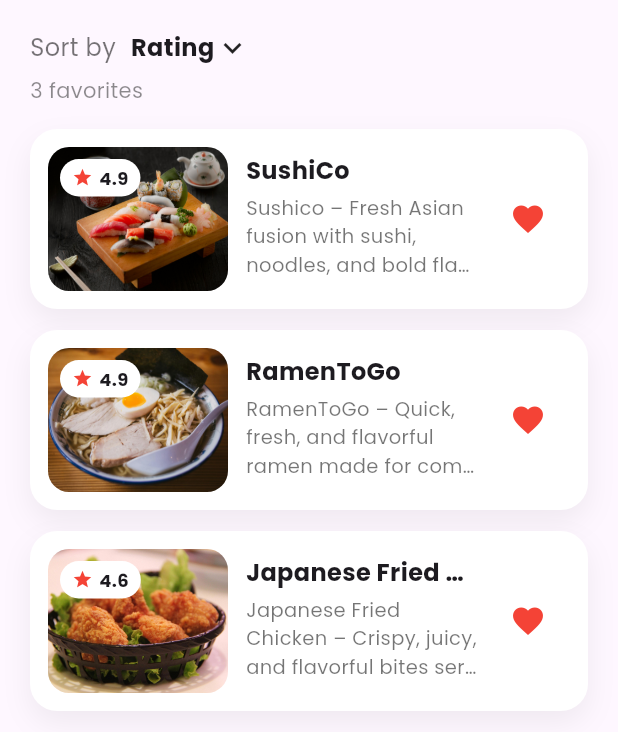
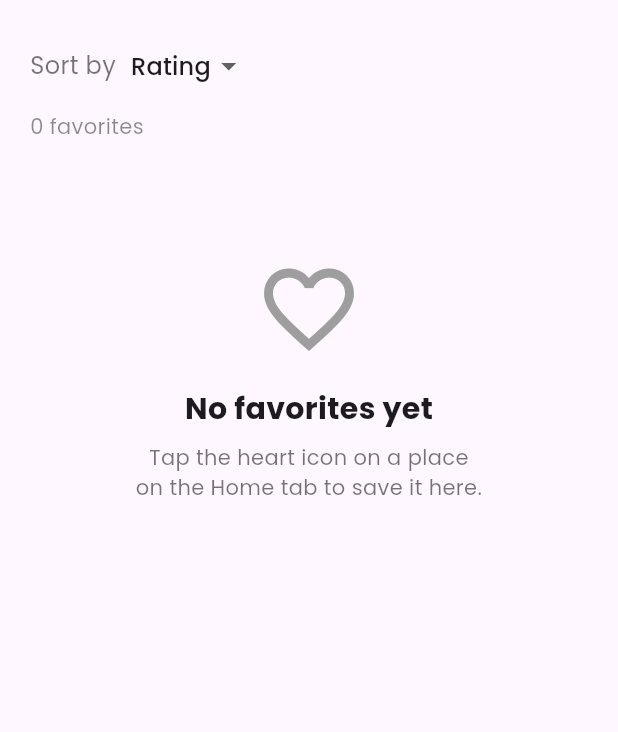
Before and after one commit to taha-kahya/cs310-group11, a Flutter app: the FavoritesPage widget shown alone on an empty page, opened directly, on a phone screen of 412 x 824 dp. Shown: the top 732 px of the screen. Run offline on Flutter 3.47's test engine with Material 3 defaults, Android fonts, the light colour scheme and no system bars; network calls fail.

Commit message:
feat: connect home and favorites pages

```diff
--- a/lib/main.dart
+++ b/lib/main.dart
@@ -4,7 +4,6 @@ import 'package:locai/pages/signIn/sign_in_page.dart';
 import 'package:locai/pages/signUp/sign_up_page.dart';
 import 'package:locai/pages/placeDetails/place_details_page.dart';
 import 'package:locai/pages/settings/settings_page.dart';
-import 'package:locai/pages/noPlacesFound/no_places_found_page.dart';
 import 'package:locai/pages/recentSearches/recent_searches_page.dart';
 import 'package:locai/pages/giveFeedback/give_feedback_page.dart';
 import 'package:locai/pages/reportBug/report_bug_page.dart';
--- a/lib/pages/favorites/favorites_page.dart
+++ b/lib/pages/favorites/favorites_page.dart
@@ -1,4 +1,6 @@
 import 'package:flutter/material.dart';
+import 'package:locai/widgets/place_card.dart';
+import 'package:locai/state/favorites_state.dart';
 
 class FavoritesPage extends StatefulWidget {
   const FavoritesPage({super.key});
@@ -8,198 +10,139 @@ class FavoritesPage extends StatefulWidget {
 }
 
 class _FavoritesPageState extends State<FavoritesPage> {
+  String _selectedSort = "Rating";
+
+  List<Place> _sortFavorites(List<Place> list) {
+    final sorted = List<Place>.from(list);
+
+    if (_selectedSort == "Rating") {
+      sorted.sort((a, b) => b.rating.compareTo(a.rating)); // High → Low
+    } else if (_selectedSort == "Name") {
+      sorted.sort((a, b) => a.name.compareTo(b.name)); // A → Z
+    }
+
+    return sorted;
+  }
+
   @override
   Widget build(BuildContext context) {
-    // Dışarıdaki MainShell zaten Scaffold + AppBar + BottomNav veriyor,
-    // o yüzden burada SADECE içerik var.
+    return ValueListenableBuilder<List<Place>>(
+      valueListenable: FavoritesState.instance.favorites,
+      builder: (context, favorites, _) {
+        final sortedFavorites = _sortFavorites(favorites);
+
         return ListView(
           padding: const EdgeInsets.fromLTRB(20, 20, 20, 20),
+          children: [
+            _SortRow(
+              selectedSort: _selectedSort,
+              onSortChanged: (value) {
+                setState(() {
+                  _selectedSort = value;
+                });
+              },
+            ),
+
+            const SizedBox(height: 6),
+
+            Text(
+              '${sortedFavorites.length} favorites',
+              style: const TextStyle(color: Colors.black45),
+            ),
+
+            const SizedBox(height: 16),
+
+            if (sortedFavorites.isEmpty)
+              Center(
+                child: Padding(
+                  padding: const EdgeInsets.only(top: 60),
+                  child: Column(
+                    mainAxisSize: MainAxisSize.min,
                     children: const [
-        _SortRow(),
-        SizedBox(height: 6),
-        Text(
-          '3 favorites',
-          style: TextStyle(color: Colors.black45),
+                      Icon(
+                        Icons.favorite_border,
+                        size: 72,
+                        color: Colors.grey,
                       ),
                       SizedBox(height: 16),
+                      Text(
+                        'No favorites yet',
+                        style: TextStyle(
+                          fontSize: 20,
+                          fontWeight: FontWeight.w600,
+                        ),
+                      ),
+                      SizedBox(height: 8),
+                      Text(
+                        'Tap the heart icon on a place\non the Home tab to save it here.',
+                        textAlign: TextAlign.center,
+                        style: TextStyle(
+                          fontSize: 14,
+                          color: Colors.black54,
+                          height: 1.4,
+                        ),
+                      ),
+                    ],
+                  ),
+                ),
+              )
+            else
+              for (int i = 0; i < sortedFavorites.length; i++)
+                PlaceCard(
+                  place: sortedFavorites[i],
+                  isInitiallyFavorite: true,
+                  onFavoriteChanged: (isFavorite) {
+                    if (!isFavorite) {
+                      FavoritesState.instance
+                          .setFavorite(sortedFavorites[i], false);
+                    }
+                  },
+                ),
+          ],
+        );
+      },
+    );
+  }
+}
 
-        // 3 tane kart (assets/images içindeki fotolar kullanılıyor)
-        FavoriteItemCard(
-          imagePath: 'assets/images/temp_image_1.jpg',
-          rating: 4.9,
-          title: 'SushiCo',
-          description:
-          'Sushico – Fresh Asian fusion with sushi, noodles, and bold flavors served in a modern, cozy setting.',
+class _SortRow extends StatelessWidget {
+  final String selectedSort;
+  final ValueChanged<String> onSortChanged;
+
+  const _SortRow({
+    required this.selectedSort,
+    required this.onSortChanged,
+  });
+
+  @override
+  Widget build(BuildContext context) {
+    return Row(
+      crossAxisAlignment: CrossAxisAlignment.center,
+      children: [
+        const Text(
+          'Sort by',
+          style: TextStyle(color: Colors.black54, fontSize: 16),
         ),
-        SizedBox(height: 14),
-        FavoriteItemCard(
-          imagePath: 'assets/images/temp_image_2.jpg',
-          rating: 4.9,
-          title: 'RamenToGo',
-          description:
-          'RamenToGo – Quick, fresh, and flavorful ramen made for comfort on the go.',
+        const SizedBox(width: 10),
+
+        DropdownButton<String>(
+          value: selectedSort,
+          items: const [
+            DropdownMenuItem(
+              value: "Rating",
+              child: Text("Rating"),
             ),
-        SizedBox(height: 14),
-        FavoriteItemCard(
-          imagePath: 'assets/images/temp_image_3.jpg',
-          rating: 4.6,
-          title: 'Japanese Fried Chicken',
-          description:
-          'Japanese Fried Chicken – Crispy, juicy, and flavorful bites served in a comfy, quiet place with convenient charging outlets.',
+            DropdownMenuItem(
+              value: "Name",
+              child: Text("Name"),
+            ),
+          ],
+          underline: const SizedBox(),
+          onChanged: (value) {
+            if (value != null) onSortChanged(value);
+          },
         ),
       ],
     );
   }
 }
-
-// --------- "Sort by  Rating ▼" satırı ----------
-class _SortRow extends StatelessWidget {
-  const _SortRow();
-
-  @override
-  Widget build(BuildContext context) {
-    return Row(
-      crossAxisAlignment: CrossAxisAlignment.center,
-      children: const [
-        Text(
-          'Sort by',
-          style: TextStyle(color: Colors.black54, fontSize: 16),
-        ),
-        SizedBox(width: 10),
-        Text(
-          'Rating',
-          style: TextStyle(
-            fontSize: 16,
-            fontWeight: FontWeight.w600,
-          ),
-        ),
-        Icon(Icons.keyboard_arrow_down),
-      ],
-    );
-  }
-}
-
-// --------- Kart widget'ı ----------
-class FavoriteItemCard extends StatelessWidget {
-  final String imagePath;
-  final double rating;
-  final String title;
-  final String description;
-
-  const FavoriteItemCard({
-    super.key,
-    required this.imagePath,
-    required this.rating,
-    required this.title,
-    required this.description,
-  });
-
-  @override
-  Widget build(BuildContext context) {
-    return Container(
-      height: 120,
-      decoration: BoxDecoration(
-        color: Colors.white,
-        borderRadius: BorderRadius.circular(18),
-        boxShadow: [
-          BoxShadow(
-            color: Colors.black.withOpacity(0.06),
-            blurRadius: 16,
-            offset: const Offset(0, 8),
-          ),
-        ],
-      ),
-      child: Row(
-        children: [
-          // Sol taraf: foto + rating rozeti
-          Padding(
-            padding: const EdgeInsets.all(12),
-            child: Stack(
-              children: [
-                ClipRRect(
-                  borderRadius: BorderRadius.circular(14),
-                  child: Image.asset(
-                    imagePath,
-                    width: 120,
-                    height: 96,
-                    fit: BoxFit.cover,
-                  ),
-                ),
-                Positioned(
-                  top: 8,
-                  left: 8,
-                  child: Container(
-                    padding: const EdgeInsets.symmetric(
-                      horizontal: 8,
-                      vertical: 4,
-                    ),
-                    decoration: BoxDecoration(
-                      color: Colors.white,
-                      borderRadius: BorderRadius.circular(999),
-                    ),
-                    child: Row(
-                      children: [
-                        const Icon(Icons.star, size: 14, color: Colors.red),
-                        const SizedBox(width: 4),
-                        Text(
-                          rating.toStringAsFixed(1),
-                          style: const TextStyle(
-                            fontWeight: FontWeight.w700,
-                            fontSize: 12,
-                          ),
-                        ),
-                      ],
-                    ),
-                  ),
-                ),
-              ],
-            ),
-          ),
-
-          // Sağ taraf: başlık + açıklama
-          Expanded(
-            child: Padding(
-              padding:
-              const EdgeInsets.only(right: 8, top: 16, bottom: 16),
-              child: Column(
-                crossAxisAlignment: CrossAxisAlignment.start,
-                children: [
-                  Text(
-                    title,
-                    maxLines: 1,
-                    overflow: TextOverflow.ellipsis,
-                    style: const TextStyle(
-                      fontWeight: FontWeight.w700,
-                      fontSize: 16,
-                    ),
-                  ),
-                  const SizedBox(height: 4),
-                  Expanded(
-                    child: Text(
-                      description,
-                      maxLines: 3,
-                      overflow: TextOverflow.ellipsis,
-                      style: const TextStyle(
-                        color: Colors.black54,
-                        fontSize: 13,
-                      ),
-                    ),
-                  ),
-                ],
-              ),
-            ),
-          ),
-
-          // Sağ uç: kalp
-          Padding(
-            padding: const EdgeInsets.only(right: 16),
-            child: IconButton(
-              onPressed: () {},
-              icon: const Icon(Icons.favorite, color: Colors.red),
-            ),
-          ),
-        ],
-      ),
-    );
-  }
-}
--- a/lib/pages/home/home_page.dart
+++ b/lib/pages/home/home_page.dart
@@ -2,6 +2,7 @@ import 'package:flutter/material.dart';
 import 'package:locai/widgets/place_card.dart';
 import 'package:locai/utils/text_styles.dart';
 import 'package:locai/pages/noPlacesFound/no_places_found_page.dart';
+import 'package:locai/state/favorites_state.dart';
 
 class HomePage extends StatefulWidget {
   const HomePage({super.key});
@@ -21,6 +22,7 @@ class _HomePageState extends State<HomePage> {
   void initState() {
     super.initState();
 
+    // TODO: Replace this mock data with real search results
     _allPlaces = [
       const Place(
         name: 'Sushico',
@@ -32,8 +34,7 @@ class _HomePageState extends State<HomePage> {
       const Place(
         name: 'RamenToGo',
         rating: 4.9,
-        description:
-        'Quick, fresh, and flavorful ramen made for comfort on the go.',
+        description: 'Quick, fresh, and flavorful ramen made for comfort on the go.',
         imageUrl: "assets/images/temp_image_2.jpg",
       ),
       const Place(
@@ -57,8 +58,7 @@ class _HomePageState extends State<HomePage> {
       results = List.from(_allPlaces);
     } else {
       results = _allPlaces
-          .where(
-              (place) => place.name.toLowerCase().contains(query))
+          .where((place) => place.name.toLowerCase().contains(query))
           .toList();
 
       if (results.isEmpty) {
@@ -78,11 +78,12 @@ class _HomePageState extends State<HomePage> {
 
   @override
   Widget build(BuildContext context) {
-    return Container(
-      color: const Color(0xFFF7F7F7),
+    return Container
+      (color: const Color(0xFFF7F7F7),
       child: Column(
         crossAxisAlignment: CrossAxisAlignment.start,
         children: [
+          // Search
           Padding(
             padding: const EdgeInsets.fromLTRB(16, 16, 16, 8),
             child: TextField(
@@ -94,29 +95,26 @@ class _HomePageState extends State<HomePage> {
                 prefixIcon: const Icon(Icons.search),
                 filled: true,
                 fillColor: Colors.white,
-                contentPadding: const EdgeInsets.symmetric(
-                    horizontal: 16, vertical: 14),
+                contentPadding:
+                const EdgeInsets.symmetric(horizontal: 16, vertical: 14),
                 border: OutlineInputBorder(
                   borderRadius: BorderRadius.circular(16),
-                  borderSide:
-                  const BorderSide(color: Color(0xFFE0E0E0)),
+                  borderSide: const BorderSide(color: Color(0xFFE0E0E0)),
                 ),
                 enabledBorder: OutlineInputBorder(
                   borderRadius: BorderRadius.circular(16),
-                  borderSide:
-                  const BorderSide(color: Color(0xFFE0E0E0)),
+                  borderSide: const BorderSide(color: Color(0xFFE0E0E0)),
                 ),
               ),
             ),
           ),
 
+          // Sort row
           Padding(
-            padding:
-            const EdgeInsets.symmetric(horizontal: 16, vertical: 2),
+            padding: const EdgeInsets.symmetric(horizontal: 16, vertical: 2),
             child: Row(
               children: [
-                const Text('Sort by',
-                    style: TextStyle(color: Colors.grey)),
+                const Text('Sort by', style: TextStyle(color: Colors.grey)),
                 const SizedBox(width: 8),
                 DropdownButton<String>(
                   value: _selectedSort,
@@ -124,10 +122,8 @@ class _HomePageState extends State<HomePage> {
                   items: const [
                     DropdownMenuItem(
                         value: 'Relevance', child: Text('Relevance')),
-                    DropdownMenuItem(
-                        value: 'Rating', child: Text('Rating')),
-                    DropdownMenuItem(
-                        value: 'Distance', child: Text('Distance')),
+                    DropdownMenuItem(value: 'Rating', child: Text('Rating')),
+                    DropdownMenuItem(value: 'Distance', child: Text('Distance')),
                   ],
                   onChanged: (value) {
                     if (value == null) return;
@@ -140,25 +136,35 @@ class _HomePageState extends State<HomePage> {
             ),
           ),
 
+          // Results count
           Padding(
             padding: const EdgeInsets.symmetric(horizontal: 16),
             child: Text(
               'Found ${_filteredPlaces.length} results',
-              style: const TextStyle(
-                  fontSize: 13, color: Colors.grey),
+              style: const TextStyle(fontSize: 13, color: Colors.grey),
             ),
           ),
 
           const SizedBox(height: 8),
 
+          // List of places
           Expanded(
             child: ListView.builder(
-              padding:
-              const EdgeInsets.fromLTRB(16, 0, 16, 16),
+              padding: const EdgeInsets.fromLTRB(16, 0, 16, 16),
               itemCount: _filteredPlaces.length,
               itemBuilder: (context, index) {
                 final place = _filteredPlaces[index];
-                return PlaceCard(place: place);
+                final isFav =
+                FavoritesState.instance.isFavorite(place);
+
+                return PlaceCard(
+                  place: place,
+                  isInitiallyFavorite: isFav,
+                  onFavoriteChanged: (isFavorite) {
+                    FavoritesState.instance.setFavorite(place, isFavorite);
+                    setState(() {});
+                  },
+                );
               },
             ),
           ),
--- a/lib/pages/suggestions/suggestions_page.dart
+++ b/lib/pages/suggestions/suggestions_page.dart
@@ -17,14 +17,7 @@ class _SuggestionsPageState extends State<SuggestionsPage> {
 
   void _onSuggestionTap(String suggestion) {
     print('Selected suggestion: $suggestion');
-    // Navigator.pushNamed(context, '/home');
-  }
-
-  void _quickSearch() {
-    print('Select one to search quickly');
-    if (suggestions.isNotEmpty) {
-      _onSuggestionTap(suggestions[0]);
-    }
+    Navigator.pushNamed(context, '/home');
   }
 
   @override
@@ -35,6 +28,7 @@ class _SuggestionsPageState extends State<SuggestionsPage> {
         child: Column(
           crossAxisAlignment: CrossAxisAlignment.center,
           children: [
+            const SizedBox(height: 12),
             const Text(
               'Based on your favorites, some ideas you may like',
               style: TextStyle(fontSize: 24),
--- /dev/null
+++ b/lib/state/favorites_state.dart
@@ -0,0 +1,36 @@
+import 'package:flutter/foundation.dart';
+import 'package:locai/widgets/place_card.dart';
+
+class FavoritesState {
+  FavoritesState._();
+
+  static final FavoritesState instance = FavoritesState._();
+
+  final ValueNotifier<List<Place>> favorites =
+  ValueNotifier<List<Place>>([]);
+
+  bool isFavorite(Place place) {
+    return favorites.value.any((p) => p.name == place.name);
+  }
+
+  void setFavorite(Place place, bool isFavorite) {
+    final current = List<Place>.from(favorites.value);
+    final index = current.indexWhere((p) => p.name == place.name);
+
+    if (isFavorite) {
+      if (index == -1) {
+        current.add(place);
+      }
+    } else {
+      if (index != -1) {
+        current.removeAt(index);
+      }
+    }
+
+    favorites.value = current;
+  }
+
+  void toggleFavorite(Place place) {
+    setFavorite(place, !isFavorite(place));
+  }
+}
--- a/lib/widgets/place_card.dart
+++ b/lib/widgets/place_card.dart
@@ -18,10 +18,18 @@ class PlaceCard extends StatefulWidget {
   final Place place;
   final VoidCallback? onDelete;
 
+  /// Whether this place starts as favorite in the UI
+  final bool isInitiallyFavorite;
+
+  /// Called whenever the heart is toggled (true = favorite, false = not)
+  final ValueChanged<bool>? onFavoriteChanged;
+
   const PlaceCard({
     super.key,
     required this.place,
     this.onDelete,
+    this.isInitiallyFavorite = false,
+    this.onFavoriteChanged,
   });
 
   @override
@@ -30,6 +38,20 @@ class PlaceCard extends StatefulWidget {
 
 class _PlaceCardState extends State<PlaceCard> {
   bool _isFavorite = false; // UI only
+
+  @override
+  void initState() {
+    super.initState();
+    _isFavorite = widget.isInitiallyFavorite;
+  }
+
+  @override
+  void didUpdateWidget(covariant PlaceCard oldWidget) {
+    super.didUpdateWidget(oldWidget);
+    if (oldWidget.isInitiallyFavorite != widget.isInitiallyFavorite) {
+      _isFavorite = widget.isInitiallyFavorite;
+    }
+  }
 
   @override
   Widget build(BuildContext context) {
@@ -146,6 +168,7 @@ class _PlaceCardState extends State<PlaceCard> {
                             setState(() {
                               _isFavorite = !_isFavorite;
                             });
+                            widget.onFavoriteChanged?.call(_isFavorite);
                           },
                           child: AnimatedSwitcher(
                             duration: const Duration(milliseconds: 200),
```
Lines whose indentation alone changed are shown as unchanged.
